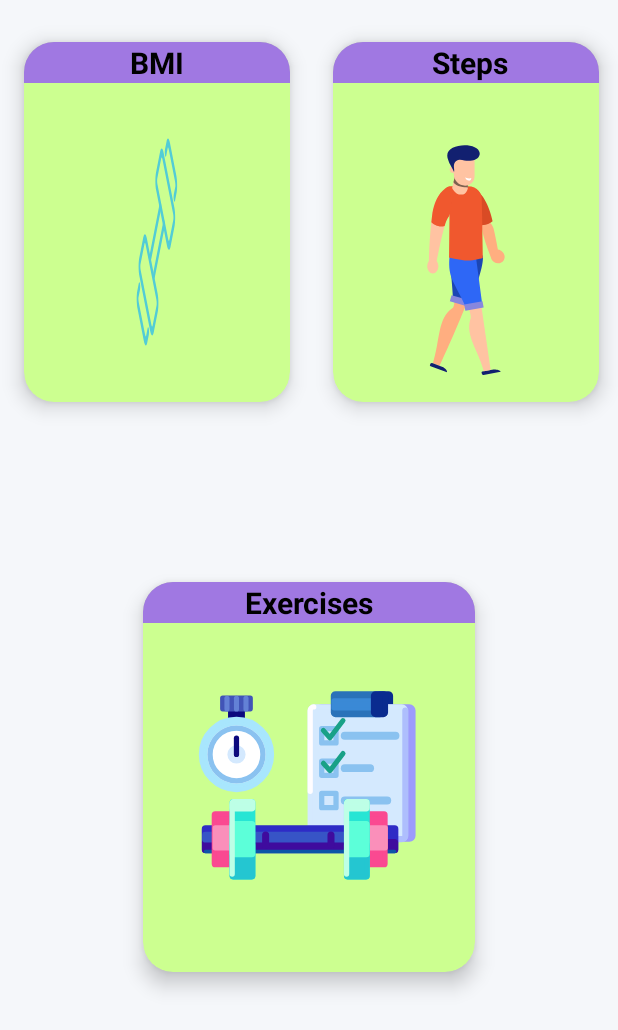
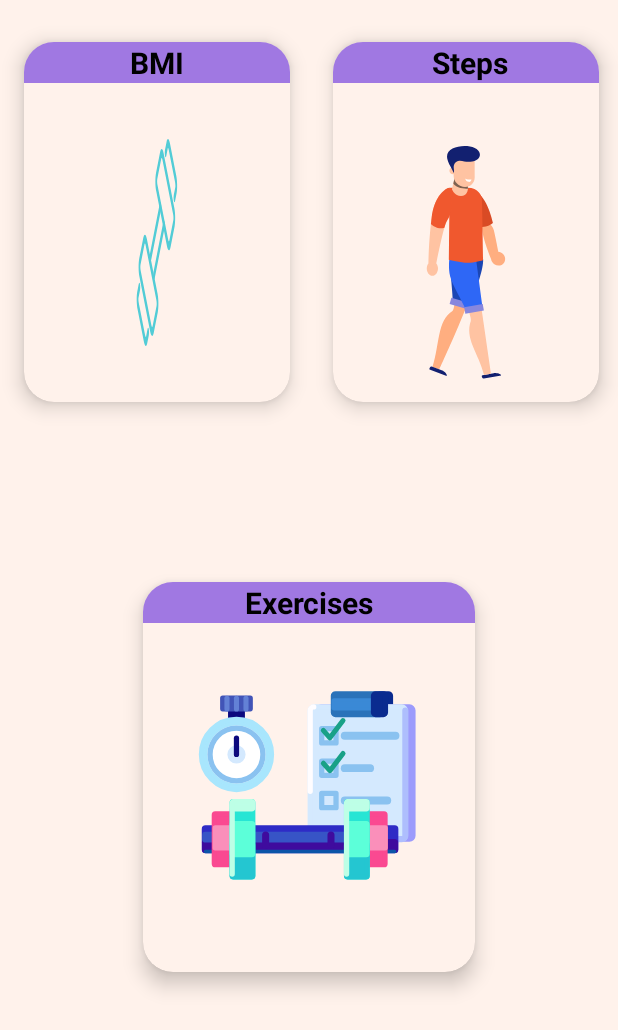
Before and after one commit to indranil-sarkar244/Fitness_Tracker_App8, an Android app: the screen it shows after launch (MainActivity2), on a phone screen of 412 x 824 dp. Shown: the top 1030 px of the screen. Run offline under Robolectric (Android 15) with nearby library versions, the phone set to English and light mode, and no system bars.

Commit message:
Initial changes

```diff
--- a/app/src/main/java/com/example/FitnessTracker/BmiActivity.java
+++ b/app/src/main/java/com/example/FitnessTracker/BmiActivity.java
@@ -23,6 +23,7 @@ public class BmiActivity extends AppCompatActivity {
     private EditText editTextWeight, editTextHeight, editTextAge;
     private Button buttonCalculate, buttonReset;
     private TextView textViewResult;
+    private TextView bmiDescrip;
 
     @SuppressLint("MissingInflatedId")
     @Override
@@ -38,9 +39,11 @@ public class BmiActivity extends AppCompatActivity {
         buttonCalculate = findViewById(R.id.button2);
         buttonReset = findViewById(R.id.button_reset);
         textViewResult = findViewById(R.id.BMI_answer);
+        bmiDescrip=findViewById(R.id.BMItextViewDescrip);
 
         // Setup toolbar as action bar with back arrow colored black
         setSupportActionBar(toolbar);
+        getSupportActionBar().setTitle("BMI Calculator");
         if (getSupportActionBar() != null) {
             getSupportActionBar().setDisplayHomeAsUpEnabled(true);
             getSupportActionBar().setDisplayShowHomeEnabled(true);
@@ -51,6 +54,8 @@ public class BmiActivity extends AppCompatActivity {
                 getSupportActionBar().setHomeAsUpIndicator(upArrow);
             }
         }
+
+        bmiDescrip.setText("BMI (Body Mass Index) estimates body fat using height and weight.\nA healthy BMI for most adults ranges from 18.5 to 24.9.\nIt helps determine if your weight is healthy. ");
 
         // Calculate BMI on button click
         buttonCalculate.setOnClickListener(new View.OnClickListener() {
--- a/app/src/main/res/layout/activity_main2.xml
+++ b/app/src/main/res/layout/activity_main2.xml
@@ -5,7 +5,7 @@
     android:id="@+id/main"
     android:layout_width="match_parent"
     android:layout_height="match_parent"
-    android:background="#F5F7FA"
+    android:background="?attr/colorSurface"
     tools:context=".MainActivity2">
 
     <!-- BMI Card -->
@@ -17,12 +17,16 @@
         android:layout_height="240dp"
         android:layout_marginStart="16dp"
         android:layout_marginTop="28dp"
-        app:cardBackgroundColor="#CCFF90"
+        app:cardBackgroundColor="?attr/colorSurface"
         app:cardCornerRadius="20dp"
         app:cardElevation="8dp"
         app:cardMaxElevation="12dp"
         app:layout_constraintStart_toStartOf="parent"
-        app:layout_constraintTop_toTopOf="parent">
+        app:layout_constraintTop_toTopOf="parent"
+        app:layout_constraintWidth_percent="0.45"
+        app:layout_constraintDimensionRatio="2:3"
+        app:layout_constraintBottom_toTopOf="@+id/cardView3"
+        >
 
         <LinearLayout
             android:layout_width="match_parent"
@@ -44,10 +48,9 @@
             <com.airbnb.lottie.LottieAnimationView
                 android:id="@+id/jumping_jack"
                 android:layout_width="match_parent"
-                android:layout_height="212dp"
-                app:layout_constraintEnd_toEndOf="parent"
-                app:layout_constraintStart_toStartOf="parent"
-                app:layout_constraintTop_toBottomOf="@id/imageView"
+                android:layout_height="0dp"
+                android:layout_weight="1"
+                android:scaleType="fitCenter"
                 app:lottie_autoPlay="true"
                 app:lottie_loop="true"
                 app:lottie_rawRes="@raw/bmi"
@@ -62,14 +65,19 @@
         android:layout_width="177dp"
         android:layout_height="240dp"
         android:layout_marginStart="16dp"
-        android:layout_marginTop="28dp"
-        app:cardBackgroundColor="#CCFF90"
+        app:cardBackgroundColor="?attr/colorSurface"
         app:cardCornerRadius="20dp"
         app:cardElevation="8dp"
         app:cardMaxElevation="12dp"
+        app:layout_constraintBottom_toBottomOf="@id/cardView"
         app:layout_constraintEnd_toEndOf="parent"
+        app:layout_constraintWidth_percent="0.45"
+        app:layout_constraintDimensionRatio="2:3"
         app:layout_constraintStart_toEndOf="@+id/cardView"
-        app:layout_constraintTop_toTopOf="parent">
+        >
+        <!-- app:layout_constraintTop_toTopOf="parent">-->
+        <!-- app:layout_constraintTop_toTopOf="parent">-->
+
 
         <LinearLayout
             android:layout_width="match_parent"
@@ -91,6 +99,8 @@
                 android:id="@+id/step"
                 android:layout_width="match_parent"
                 android:layout_height="210dp"
+                android:layout_weight="1"
+                android:scaleType="fitCenter"
                 app:layout_constraintEnd_toEndOf="parent"
                 app:layout_constraintStart_toStartOf="parent"
                 app:layout_constraintTop_toBottomOf="@id/imageView"
@@ -108,7 +118,7 @@
         android:layout_width="221dp"
         android:layout_height="260dp"
         android:layout_marginTop="120dp"
-        app:cardBackgroundColor="#CCFF90"
+        app:cardBackgroundColor="?attr/colorSurface"
         app:cardCornerRadius="20dp"
         app:cardElevation="8dp"
         app:cardMaxElevation="12dp"
```
Also changed, not shown: app/src/main/res/layout/activity_bmi.xml (+11 -0 lines), app/src/main/res/layout/activity_main.xml (+8 -5 lines), app/src/main/res/layout/activity_sensor.xml (+55 -50 lines).
